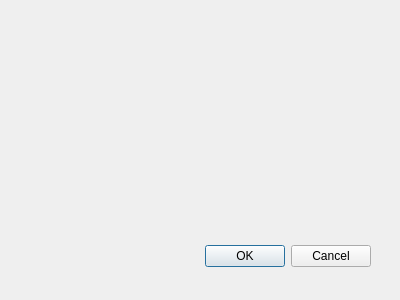
First picture: the form in exercise_8/muenster_city_district_tool/muenster_city_district_tool_dialog_base.ui, repository MaxiElfers/PIQAA, before the edit.
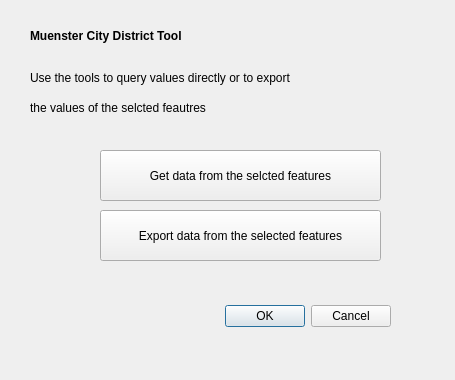
Second picture: the form after the edit.

What changed in the file:
```diff
--- a/exercise_8/muenster_city_district_tool/muenster_city_district_tool_dialog_base.ui
+++ b/exercise_8/muenster_city_district_tool/muenster_city_district_tool_dialog_base.ui
@@ -1,22 +1,22 @@
 <ui version="4.0" >
  <class>MuensterCityDistrictToolDialogBase</class>
- <widget class="QDialog" name="MuensterCityDistrictToolDialogBase" >
-  <property name="geometry" >
+ <widget class="QDialog" name="MuensterCityDistrictToolDialogBase">
+  <property name="geometry">
    <rect>
     <x>0</x>
     <y>0</y>
-    <width>400</width>
-    <height>300</height>
+    <width>455</width>
+    <height>380</height>
    </rect>
   </property>
   <property name="windowTitle" >
    <string>Muenster City District Tool</string>
   </property>
-  <widget class="QDialogButtonBox" name="button_box" >
-   <property name="geometry" >
+  <widget class="QDialogButtonBox" name="button_box">
+   <property name="geometry">
     <rect>
-     <x>30</x>
-     <y>240</y>
+     <x>50</x>
+     <y>300</y>
      <width>341</width>
      <height>32</height>
     </rect>
@@ -28,6 +28,77 @@
     <set>QDialogButtonBox::Cancel|QDialogButtonBox::Ok</set>
    </property>
   </widget>
+  <widget class="QLabel" name="label">
+   <property name="geometry">
+    <rect>
+     <x>30</x>
+     <y>20</y>
+     <width>181</width>
+     <height>31</height>
+    </rect>
+   </property>
+   <property name="font">
+    <font>
+     <weight>75</weight>
+     <bold>true</bold>
+    </font>
+   </property>
+   <property name="text">
+    <string>Muenster City District Tool</string>
+   </property>
+  </widget>
+  <widget class="QLabel" name="label_2">
+   <property name="geometry">
+    <rect>
+     <x>30</x>
+     <y>70</y>
+     <width>301</width>
+     <height>16</height>
+    </rect>
+   </property>
+   <property name="text">
+    <string>Use the tools to query values directly or to export </string>
+   </property>
+  </widget>
+  <widget class="QLabel" name="label_3">
+   <property name="geometry">
+    <rect>
+     <x>30</x>
+     <y>100</y>
+     <width>211</width>
+     <height>16</height>
+    </rect>
+   </property>
+   <property name="text">
+    <string>the values of the selcted feautres</string>
+   </property>
+  </widget>
+  <widget class="QPushButton" name="btnGetData">
+   <property name="geometry">
+    <rect>
+     <x>100</x>
+     <y>150</y>
+     <width>281</width>
+     <height>51</height>
+    </rect>
+   </property>
+   <property name="text">
+    <string>Get data from the selcted features</string>
+   </property>
+  </widget>
+  <widget class="QPushButton" name="btnExportData">
+   <property name="geometry">
+    <rect>
+     <x>100</x>
+     <y>210</y>
+     <width>281</width>
+     <height>51</height>
+    </rect>
+   </property>
+   <property name="text">
+    <string>Export data from the selected features</string>
+   </property>
+  </widget>
  </widget>
  <resources/>
  <connections>
```
Left out of the diff: 33 changed lines with no effect on the pictures.
